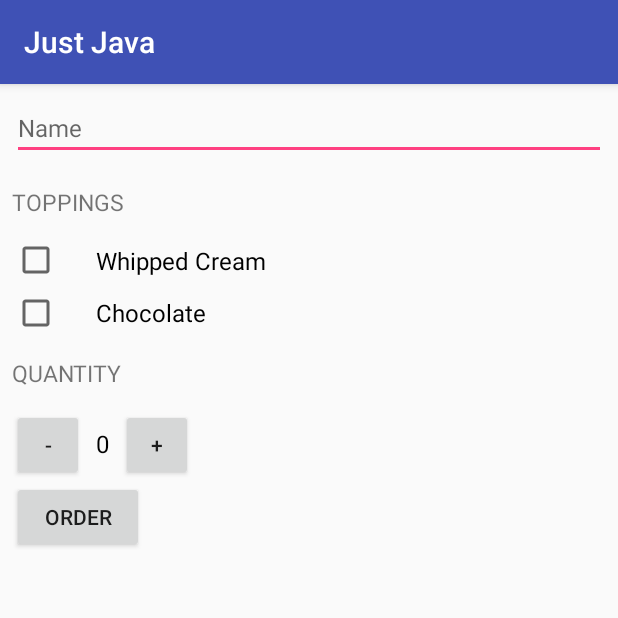
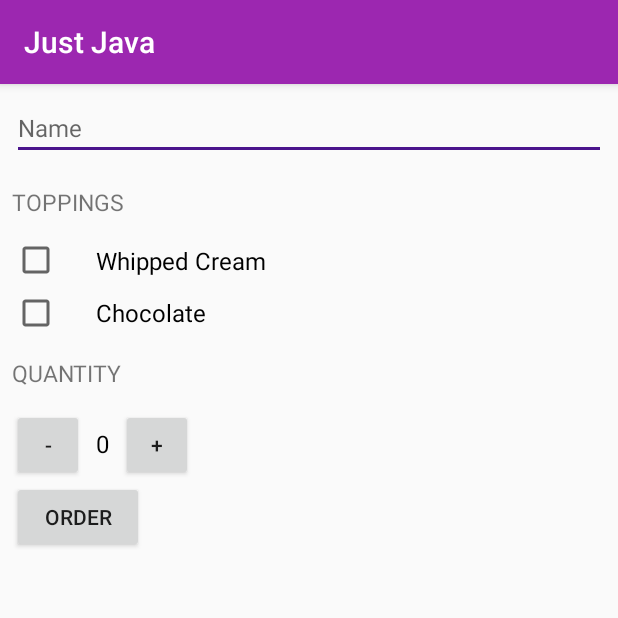
Before and after one commit to ItsyBitsySpiDERP/JustJava, an Android app: the screen it shows after launch (MainActivity), on a phone screen of 412 x 824 dp, the top half of it. Run offline under Robolectric (Android 15) with nearby library versions, the phone set to English and light mode, and no system bars.

Commit message:
Final Push
Worked on styles and fixed up code. Finsihed with project.

```diff
--- a/app/src/main/res/values/styles.xml
+++ b/app/src/main/res/values/styles.xml
@@ -3,9 +3,9 @@
     <!-- Base application theme. -->
     <style name="AppTheme" parent="Theme.AppCompat.Light.DarkActionBar">
         <!-- Customize your theme here. -->
-        <item name="colorPrimary">@color/colorPrimary</item>
-        <item name="colorPrimaryDark">@color/colorPrimaryDark</item>
-        <item name="colorAccent">@color/colorAccent</item>
+        <item name="colorPrimary">#9C27B0</item>
+        <item name="colorPrimaryDark">#7B1FA2</item>
+        <item name="colorAccent">#4A148C</item>
     </style>
 
     <!--Style for header TextView -->
```
